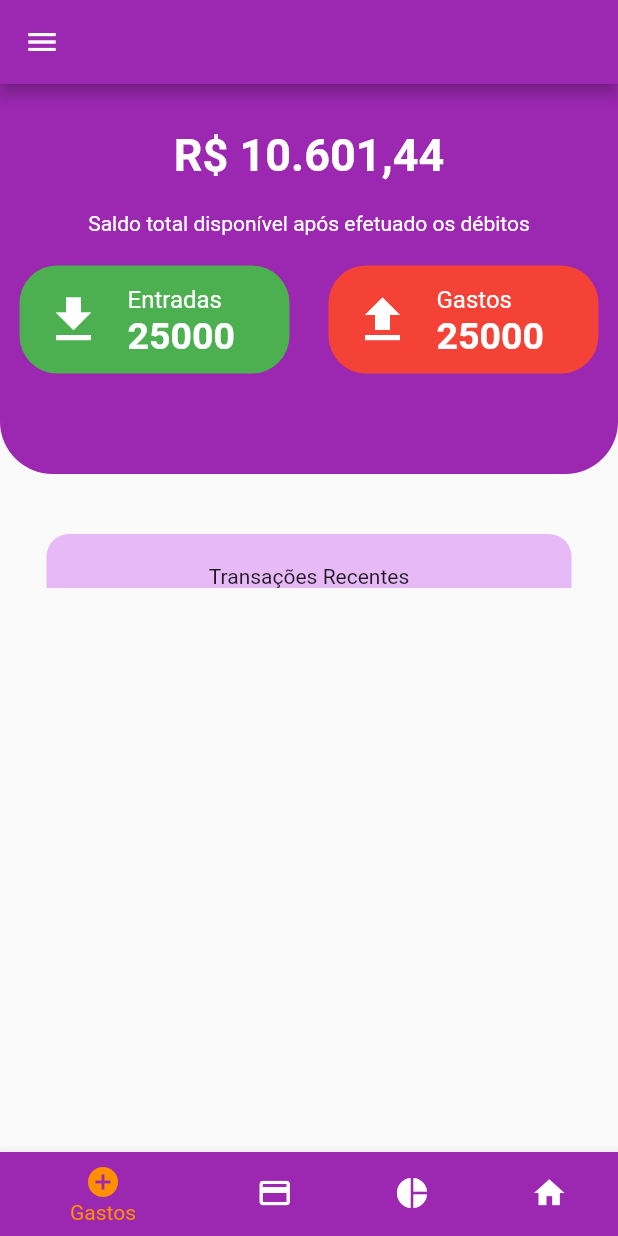
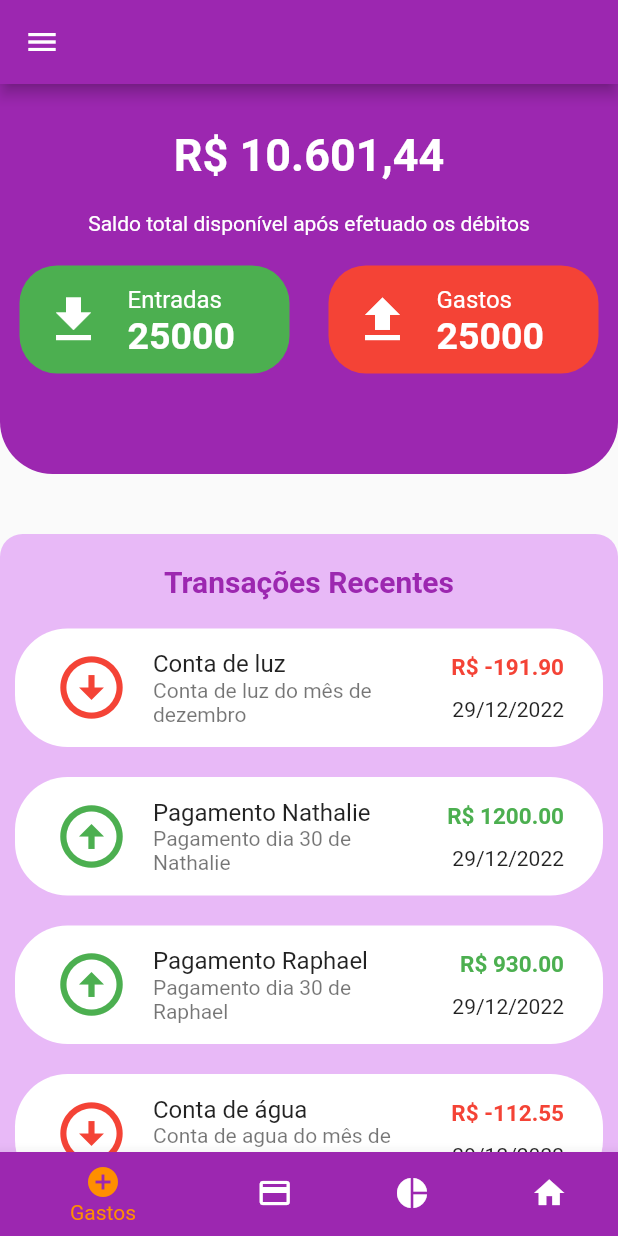
Before and after one commit to Raphael-Azevedo/app_money_manager, a Flutter app: the screen it shows after launch, on a phone screen of 412 x 824 dp. Run offline on Flutter 3.47's test engine with Material 2 defaults, Android fonts, the phone set to English and light mode, and no system bars; our stand-ins replace bloc, flutter_bloc.

```diff
--- /dev/null
+++ b/money_manager/lib/blocs/transaction_bloc.dart
@@ -0,0 +1,13 @@
+import 'package:bloc/bloc.dart';
+import 'package:money_manager/blocs/transaction_events.dart';
+import 'package:money_manager/blocs/transaction_state.dart';
+import 'package:money_manager/repositories/transactions_repository.dart';
+
+class TransactionBloc extends Bloc<TransactionEvent, TransactionState> {
+  final _transactionRepo = TransactionsRepository();
+
+  TransactionBloc() : super(TransactionInitialState()) {
+    on<LoadTransactionEvent>(((event, emit) => emit(TransactionSuccessState(
+        transactions: _transactionRepo.loadTransactions()))));
+  }
+}
--- /dev/null
+++ b/money_manager/lib/blocs/transaction_events.dart
@@ -0,0 +1,3 @@
+abstract class TransactionEvent{}
+
+class LoadTransactionEvent extends TransactionEvent {}
--- /dev/null
+++ b/money_manager/lib/blocs/transaction_state.dart
@@ -0,0 +1,16 @@
+import 'package:money_manager/models/transaction.dart';
+
+abstract class TransactionState {
+  List<Transaction> transactions;
+
+  TransactionState({required this.transactions});
+}
+
+class TransactionInitialState extends TransactionState {
+  TransactionInitialState() : super(transactions: []);
+}
+
+class TransactionSuccessState extends TransactionState {
+  TransactionSuccessState({required List<Transaction> transactions})
+      : super(transactions: transactions);
+}
--- a/money_manager/lib/components/list_recent_transactions.dart
+++ b/money_manager/lib/components/list_recent_transactions.dart
@@ -1,7 +1,33 @@
 import 'package:flutter/material.dart';
+import 'package:flutter_bloc/flutter_bloc.dart';
+import 'package:intl/intl.dart';
+import 'package:money_manager/blocs/transaction_bloc.dart';
+import 'package:money_manager/blocs/transaction_state.dart';
 
-class RecentTransactions extends StatelessWidget {
+import '../blocs/transaction_events.dart';
+
+class RecentTransactions extends StatefulWidget {
   const RecentTransactions({super.key});
+
+  @override
+  State<RecentTransactions> createState() => _RecentTransactionsState();
+}
+
+class _RecentTransactionsState extends State<RecentTransactions> {
+  late final TransactionBloc bloc;
+
+  @override
+  void initState() {
+    super.initState();
+    bloc = TransactionBloc();
+    bloc.add(LoadTransactionEvent());
+  }
+
+  @override
+  void dispose() {
+    bloc.close();
+    super.dispose();
+  }
 
   @override
   Widget build(BuildContext context) {
@@ -14,15 +40,75 @@ class RecentTransactions extends StatelessWidget {
           topRight: Radius.circular(15),
         ),
       ),
-      width: 350, //80 % da largura do cel
+      width: double.infinity,
       child: Column(
-        children: const [
-          SizedBox(height: 20),
+        children: [
+          const SizedBox(height: 20),
           Text(
             'Transações Recentes',
-            textAlign: TextAlign.left,
+            style: TextStyle(
+                fontSize: 20,
+                fontWeight: FontWeight.bold,
+                color: Theme.of(context).colorScheme.primary),
           ),
-          // ListView.builder(itemBuilder: itemBuilder)
+          const SizedBox(height: 10),
+          BlocBuilder<TransactionBloc, TransactionState>(
+            bloc: bloc,
+            builder: ((context, state) {
+              if (state is TransactionInitialState) {
+                return const Center(
+                  child: CircularProgressIndicator(),
+                );
+              } else if (state is TransactionSuccessState) {
+                final transactionList = state.transactions;
+                return ListView.builder(
+                  shrinkWrap: true,
+                  itemCount: transactionList.length,
+                  itemBuilder: ((context, index) => Container(
+                        margin: const EdgeInsets.all(10),
+                        padding: const EdgeInsets.all(10),
+                        decoration: const BoxDecoration(
+                            color: Colors.white,
+                            borderRadius:
+                                BorderRadius.all(Radius.circular(35))),
+                        child: ListTile(
+                          leading: (transactionList[index].value > 0)
+                              ? const Icon(
+                                  Icons.arrow_circle_up_sharp,
+                                  color: Colors.green,
+                                  size: 50,
+                                )
+                              : const Icon(
+                                  Icons.arrow_circle_down_sharp,
+                                  color: Colors.red,
+                                  size: 50,
+                                ),
+                          title: Text(transactionList[index].title),
+                          subtitle: Text(transactionList[index].description),
+                          trailing: Column(
+                            crossAxisAlignment: CrossAxisAlignment.end,
+                            mainAxisAlignment: MainAxisAlignment.spaceAround,
+                            children: [
+                              Text(
+                                'R\$ ${transactionList[index].value.toStringAsFixed(2)}',
+                                style: TextStyle(
+                                    fontSize: 15,
+                                    fontWeight: FontWeight.bold,
+                                    color: (transactionList[index].value > 0)
+                                        ? Colors.green
+                                        : Colors.red),
+                              ),
+                              Text(DateFormat('dd/MM/yyyy')
+                                  .format(transactionList[index].date)),
+                            ],
+                          ),
+                        ),
+                      )),
+                );
+              }
+              return Container();
+            }),
+          ),
         ],
       ),
     );
--- /dev/null
+++ b/money_manager/lib/models/balance.dart
@@ -0,0 +1,22 @@
+import 'package:money_manager/models/transaction.dart';
+
+class Balance {
+  double saldo;
+  List<Transaction> transacoes;
+
+  Balance({this.saldo = 0, this.transacoes = const []});
+
+  void adicionarDinheiro(double valor) {
+    saldo += valor;
+  }
+
+  void pagarConta(double value, String descricao, String title) {
+    if (saldo >= value) {
+      saldo -= value;
+      transacoes
+          .add(Transaction(value: value, title: title, description: descricao));
+    } else {
+      throw Exception('Saldo insuficiente para realizar essa transação');
+    }
+  }
+}
--- /dev/null
+++ b/money_manager/lib/models/transaction.dart
@@ -0,0 +1,12 @@
+class Transaction {
+  final double value;
+  final String title;
+  final String description;
+  DateTime date = DateTime.now();
+
+  Transaction({
+    required this.value,
+    required this.title,
+    required this.description,
+  });
+}
--- /dev/null
+++ b/money_manager/lib/repositories/transactions_repository.dart
@@ -0,0 +1,32 @@
+import 'package:money_manager/models/transaction.dart';
+
+class TransactionsRepository {
+  final List<Transaction> _transactions = [];
+
+  List<Transaction> loadTransactions() {
+    _transactions.addAll([
+      Transaction(
+          value: -191.90,
+          title: 'Conta de luz',
+          description: 'Conta de luz do mês de dezembro'),
+      Transaction(
+          value: 1200,
+          title: 'Pagamento Nathalie',
+          description: 'Pagamento dia 30 de Nathalie'),
+      Transaction(
+          value: 930,
+          title: 'Pagamento Raphael',
+          description: 'Pagamento dia 30 de Raphael'),
+      Transaction(
+          value: -112.55,
+          title: 'Conta de água',
+          description: 'Conta de agua do mês de dezembro'),
+      Transaction(
+          value: -112.55,
+          title: 'Conta de água',
+          description: 'Conta de agua do mês de dezembro'),
+    ]);
+
+    return _transactions;
+  }
+}
--- a/money_manager/pubspec.yaml
+++ b/money_manager/pubspec.yaml
@@ -31,7 +31,9 @@ environment:
 dependencies:
   flutter:
     sdk: flutter
-
+  bloc: ^8.1.0
+  flutter_bloc: ^8.1.1
+  intl: ^0.18.0
 
   # The following adds the Cupertino Icons font to your application.
   # Use with the CupertinoIcons class for iOS style icons.
```
Also changed, not shown: money_manager/pubspec.lock.
